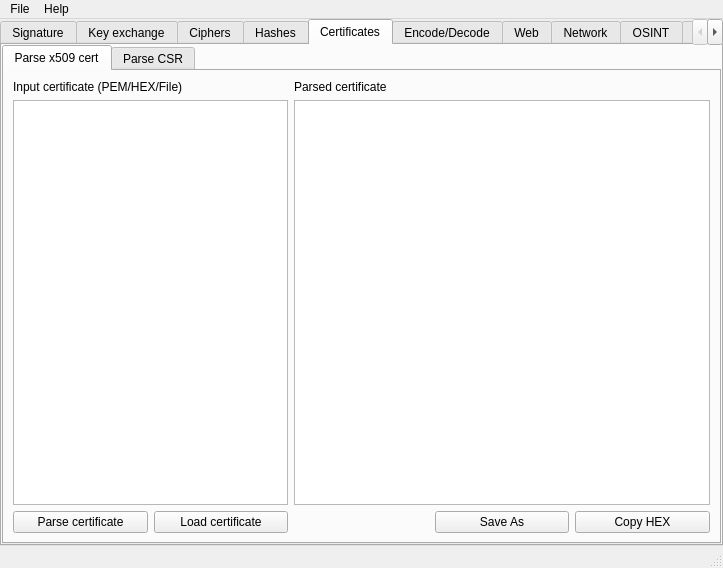
First picture: the form in ui/mainwindow.ui, repository caffedrine/CryptoPocketKnife, before the edit.
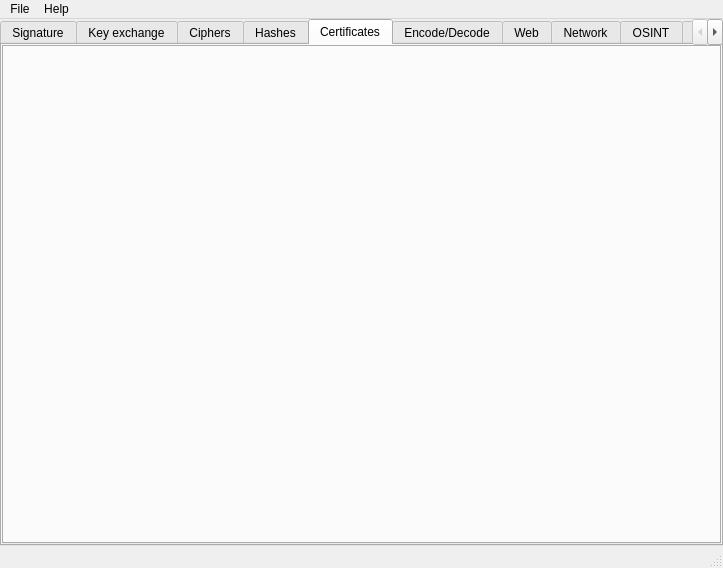
Second picture: the form after the edit. The open tabs and pages were chosen to show the change. Icons and pictures are not drawn. Custom widgets are drawn as their Qt base class.

Commit message: Move certificates parser to separate UI

Patch:
```diff
--- a/ui/mainwindow.ui
+++ b/ui/mainwindow.ui
@@ -1016,138 +1016,10 @@
          <number>0</number>
         </property>
         <item row="0" column="0">
-         <widget class="QTabWidget" name="certificates_tabWidget_X25519">
+         <widget class="Certificates" name="tabWidget_OSINT_2">
           <property name="currentIndex">
            <number>0</number>
           </property>
-          <widget class="QWidget" name="tabName_certificates_X25519_Parse">
-           <attribute name="title">
-            <string>Parse x509 cert</string>
-           </attribute>
-           <layout class="QGridLayout" name="gridLayout_12">
-            <item row="0" column="0" colspan="2">
-             <widget class="QLabel" name="label_27">
-              <property name="text">
-               <string>Input certificate (PEM/HEX/File)</string>
-              </property>
-             </widget>
-            </item>
-            <item row="0" column="2">
-             <widget class="QLabel" name="label_28">
-              <property name="text">
-               <string>Parsed certificate</string>
-              </property>
-             </widget>
-            </item>
-            <item row="1" column="0" colspan="2">
-             <widget class="AdvancedTextEdit" name="textEdit_certificates_Parse_InputCertificate">
-              <property name="html">
-               <string>&lt;!DOCTYPE HTML PUBLIC &quot;-//W3C//DTD HTML 4.0//EN&quot; &quot;http://www.w3.org/TR/REC-html40/strict.dtd&quot;&gt;
-&lt;html&gt;&lt;head&gt;&lt;meta name=&quot;qrichtext&quot; content=&quot;1&quot; /&gt;&lt;meta charset=&quot;utf-8&quot; /&gt;&lt;style type=&quot;text/css&quot;&gt;
-p, li { white-space: pre-wrap; }
-hr { height: 1px; border-width: 0; }
-&lt;/style&gt;&lt;/head&gt;&lt;body style=&quot; font-family:'Segoe UI'; font-size:9pt; font-weight:400; font-style:normal;&quot;&gt;
-&lt;p style=&quot;-qt-paragraph-type:empty; margin-top:0px; margin-bottom:0px; margin-left:0px; margin-right:0px; -qt-block-indent:0; text-indent:0px; font-family:'MS Shell Dlg 2'; font-size:8.25pt;&quot;&gt;&lt;br /&gt;&lt;/p&gt;&lt;/body&gt;&lt;/html&gt;</string>
-              </property>
-             </widget>
-            </item>
-            <item row="1" column="2" colspan="3">
-             <widget class="QTextEdit" name="textEdit_certificates_Parse_ParsedCertificate"/>
-            </item>
-            <item row="2" column="0">
-             <widget class="QPushButton" name="pushButton_certificates_Parse_ParseCertificate">
-              <property name="text">
-               <string>Parse certificate</string>
-              </property>
-             </widget>
-            </item>
-            <item row="2" column="1">
-             <widget class="QPushButton" name="pushButton_certificates_Parse_LoadCertificate">
-              <property name="text">
-               <string>Load certificate</string>
-              </property>
-             </widget>
-            </item>
-            <item row="2" column="3">
-             <widget class="QPushButton" name="pushButton_certificates_Parse_ExportCRT">
-              <property name="text">
-               <string>Save As</string>
-              </property>
-             </widget>
-            </item>
-            <item row="2" column="4">
-             <widget class="QPushButton" name="pushButton_certificates_Parse_CopyCertHEX">
-              <property name="text">
-               <string>Copy HEX</string>
-              </property>
-             </widget>
-            </item>
-           </layout>
-          </widget>
-          <widget class="QWidget" name="tabName_Certificates_X25519_ParseCSR">
-           <attribute name="title">
-            <string>Parse CSR</string>
-           </attribute>
-           <layout class="QGridLayout" name="gridLayout_13">
-            <item row="0" column="0" colspan="2">
-             <widget class="QLabel" name="label_29">
-              <property name="text">
-               <string>Input CSR (PEM/HEX/File)</string>
-              </property>
-             </widget>
-            </item>
-            <item row="0" column="2">
-             <widget class="QLabel" name="label_30">
-              <property name="text">
-               <string>Parsed CSR</string>
-              </property>
-             </widget>
-            </item>
-            <item row="1" column="0" colspan="2">
-             <widget class="AdvancedTextEdit" name="textEdit_certificates_ParseCsr_InputCsr">
-              <property name="html">
-               <string>&lt;!DOCTYPE HTML PUBLIC &quot;-//W3C//DTD HTML 4.0//EN&quot; &quot;http://www.w3.org/TR/REC-html40/strict.dtd&quot;&gt;
-&lt;html&gt;&lt;head&gt;&lt;meta name=&quot;qrichtext&quot; content=&quot;1&quot; /&gt;&lt;meta charset=&quot;utf-8&quot; /&gt;&lt;style type=&quot;text/css&quot;&gt;
-p, li { white-space: pre-wrap; }
-hr { height: 1px; border-width: 0; }
-&lt;/style&gt;&lt;/head&gt;&lt;body style=&quot; font-family:'Segoe UI'; font-size:9pt; font-weight:400; font-style:normal;&quot;&gt;
-&lt;p style=&quot;-qt-paragraph-type:empty; margin-top:0px; margin-bottom:0px; margin-left:0px; margin-right:0px; -qt-block-indent:0; text-indent:0px; font-family:'MS Shell Dlg 2'; font-size:8.25pt;&quot;&gt;&lt;br /&gt;&lt;/p&gt;&lt;/body&gt;&lt;/html&gt;</string>
-              </property>
-             </widget>
-            </item>
-            <item row="1" column="2" colspan="3">
-             <widget class="QTextEdit" name="textEdit_certificates_Parse_ParsedCSR"/>
-            </item>
-            <item row="2" column="0">
-             <widget class="QPushButton" name="pushButton_certificates_Parse_ParseCSR">
-              <property name="text">
-               <string>Parse CSR</string>
-              </property>
-             </widget>
-            </item>
-            <item row="2" column="1">
-             <widget class="QPushButton" name="pushButton_certificates_Parse_LoadCSR">
-              <property name="text">
-               <string>Load CSR</string>
-              </property>
-             </widget>
-            </item>
-            <item row="2" column="3">
-             <widget class="QPushButton" name="pushButton_certificates_Parse_ExportCSR">
-              <property name="text">
-               <string>Save As</string>
-              </property>
-             </widget>
-            </item>
-            <item row="2" column="4">
-             <widget class="QPushButton" name="pushButton_certificates_Parse_CopyCSRHEX">
-              <property name="text">
-               <string>Copy HEX</string>
-              </property>
-             </widget>
-            </item>
-           </layout>
-          </widget>
          </widget>
         </item>
        </layout>
@@ -1915,11 +1787,6 @@
   </action>
  </widget>
  <customwidgets>
-  <customwidget>
-   <class>AdvancedTextEdit</class>
-   <extends>QTextEdit</extends>
-   <header>advancedtextedit.h</header>
-  </customwidget>
   <customwidget>
    <class>Web</class>
    <extends>QTabWidget</extends>
@@ -1944,6 +1811,12 @@
    <header>OSINT.h</header>
    <container>1</container>
   </customwidget>
+  <customwidget>
+   <class>Certificates</class>
+   <extends>QTabWidget</extends>
+   <header>Certificates.h</header>
+   <container>1</container>
+  </customwidget>
  </customwidgets>
  <resources>
   <include location="../res/res.qrc"/>
```
Left out of the diff: 4 changed lines with no effect on the pictures. The commit also changes 6 other files.
